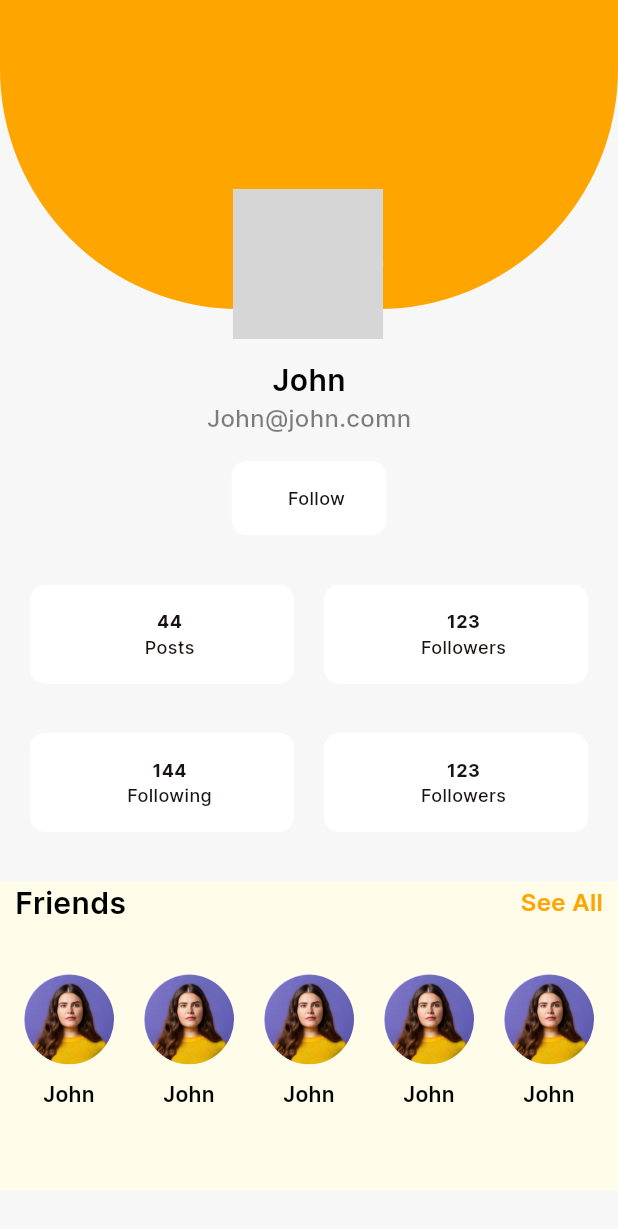
After one commit to Iamikr/ylive, a Flutter app: the FriendProfileScreen screen opened directly, on a phone screen of 412 x 824 dp. The commit adds this screen. Shown: the top 1229 px of the screen. Run offline on Flutter 3.47's test engine with Material 3 defaults, Android fonts, the phone set to English and light mode, and no system bars; our stand-ins replace cloud_firestore, firebase_auth, firebase_core, flutter_advanced_drawer, fluttertoast, get and 2 more; accounts and stored records are empty; network calls fail; grey boxes are pictures that could not be loaded.

Commit message:
friends profile

```diff
--- a/lib/screens/auth/login/component/Signin_from.dart
+++ b/lib/screens/auth/login/component/Signin_from.dart
@@ -22,10 +22,13 @@ class SignForm extends StatefulWidget {
 
 class _SignFormState extends State<SignForm> {
   final GlobalKey<FormState> _formKey = GlobalKey<FormState>();
-  late String email = "a@a.com";
-  late String password = "12345678";
+  // late String email = "";
+  // late String password = "12345678";
+  TextEditingController emailController = TextEditingController();
+  TextEditingController passwordController = TextEditingController();
+
   bool remember = false;
-  late bool _isLoading;
+    bool _isLoading = false;
   final List<String> errors = [];
   late Future<bool> _signInFuture;
 
@@ -34,7 +37,7 @@ class _SignFormState extends State<SignForm> {
 
   @override
   void initState() {
-    _isLoading = false;
+   // _isLoading = false;
     super.initState();
   }
 
@@ -131,13 +134,16 @@ class _SignFormState extends State<SignForm> {
             onTap: () {
               if (_formKey.currentState!.validate()) {
                 _formKey.currentState!.save();
+
+                setState(() {
+                  _isLoading = true;
+                });
                 _signInFuture = _signIn();
-                // setState(() {
-                //   _isLoading = true;
-                // });
+
               }
             },
             buttonText: 'Sign In',
+            isLoading: _isLoading
           ),
           SizedBox(
             height: Get.height * 0.02,
@@ -149,11 +155,12 @@ class _SignFormState extends State<SignForm> {
 
   CustomFormField buildPasswordFormField() {
     return CustomFormField(
+      controller: passwordController,
       isuffixIconPassword: true,
       hintText: 'Enter Password ',
       suffixIcon: Icon(Icons.visibility_off),
 
-      onFieldSubmitted: (newValue) => password = newValue!,
+      onFieldSubmitted: (newValue) => passwordController.text = newValue!,
       onChange: (value) {
         if (value.isNotEmpty) {
           removeError(error: kPassNullError);
@@ -177,10 +184,11 @@ class _SignFormState extends State<SignForm> {
 
   CustomFormField buildEmailFormField() {
     return CustomFormField(
+      controller: emailController,
       keyboardType: TextInputType.emailAddress,
       onFieldSubmitted: (newValue) {
         setState(() {
-          email = newValue;
+          emailController.text = newValue;
         });
 
 
@@ -208,6 +216,8 @@ class _SignFormState extends State<SignForm> {
   }
 
   Future<bool> _signIn() async {
+    String email = emailController.text;
+    String password = passwordController.text;
     final result = await authenticationService.signInWithEmail(email, password);
     setState(() {
       _isLoading = false;
--- a/lib/screens/auth/login/login_screen.dart
+++ b/lib/screens/auth/login/login_screen.dart
@@ -2,8 +2,10 @@
 
 
 import 'package:flutter/material.dart';
+import 'package:firebase_auth/firebase_auth.dart';
 
 import 'package:skincare/screens/auth/login/component/body.dart';
+import 'package:skincare/screens/dashboard/dashboard_screen.dart';
 
 
 
@@ -18,9 +20,15 @@ class LoginScreen extends StatefulWidget {
 }
 
 class _LoginScreenState extends State<LoginScreen> {
+  final FirebaseAuth _auth = FirebaseAuth.instance;
   bool isChecked = true; // Initial state
   @override
   Widget build(BuildContext context) {
+    User? user = _auth.currentUser;
+
+    // if (user!=null){
+    //   return Dashboard();
+    // }
     return SignInBody();
   }
 }
--- /dev/null
+++ b/lib/screens/friends/firend_profile.dart
@@ -0,0 +1,258 @@
+
+
+import 'package:firebase_auth/firebase_auth.dart';
+import 'package:flutter/material.dart';
+import 'package:get/get.dart';
+import 'package:skincare/screens/profile/profile_controller.dart';
+
+import '../../core/utils/colors.dart';
+import '../../core/utils/styles.dart';
+import '../auth/login/login_screen.dart';
+
+
+
+class FriendProfileScreen extends StatelessWidget {
+
+
+  const FriendProfileScreen({super.key});
+
+
+
+  @override
+  Widget build(BuildContext context) {
+     return   Scaffold(
+      backgroundColor: AppColors.backgroundColor,
+      body: ListView(
+
+        children: [
+
+
+
+          Stack(
+            clipBehavior: Clip.none,
+            children: [
+              Container(
+                height: Get.height * 0.25,
+                width: Get.width ,
+                decoration: const BoxDecoration(
+                    color: AppColors.primaryColor,
+
+                    borderRadius: BorderRadius.only(
+                      bottomLeft: Radius.circular(160),
+                      bottomRight: Radius.circular(160),
+                    )
+                ),
+              ),
+              Positioned(
+                bottom: -20,
+                right: Get.width * 0.38,
+                child: Center(
+                  child: CircleAvatar(
+                    radius: 50,
+                    backgroundImage:
+                    NetworkImage( 'https://cdn-icons-png.freepik.com/256/3135/3135715.png?semt=ais_hybrid'),
+                  ),
+                ),
+              ),
+            ],
+          ),
+          SizedBox(height: Get.height * 0.04,),
+
+          Center(child: Text(  'John', style: AppTextStyles.headlineSmall,)),
+          Center(
+            child: Text( 'John@john.comn' , style: AppTextStyles.headlineSmall.copyWith(
+                fontSize: 16,
+                fontWeight: FontWeight.w500,
+                color: AppColors.blackColor.withOpacity(0.5)
+            ),),
+          ),
+          SizedBox(height: Get.height * 0.02,),
+
+          Center(
+            child: Container(
+              height: Get.height * 0.06,
+              width: Get.width * 0.25,
+              padding: const EdgeInsets.only(left: 10),
+              decoration: BoxDecoration(
+                  color: AppColors.whiteColor,
+                  borderRadius: BorderRadius.circular(10)
+              ),
+              child: Row(
+                mainAxisAlignment: MainAxisAlignment.center,
+                children: [
+                  Text('Follow', style: AppTextStyles.title,),
+
+                ],
+              ),
+            ),
+          ),
+          SizedBox(height: Get.height * 0.04,),
+          Padding(
+            padding: const EdgeInsets.only(
+                left: 20,
+                right: 20
+            ),
+            child: Row(
+              children: [
+                Expanded(
+                  child: Container(
+                    height: Get.height * 0.08,
+                    padding: const EdgeInsets.only(left: 10),
+                    decoration: BoxDecoration(
+                        color: AppColors.whiteColor,
+                        borderRadius: BorderRadius.circular(10)
+                    ),
+                    child: Column(
+                      mainAxisAlignment: MainAxisAlignment.center,
+                      children: [
+                        Text('44', style: AppTextStyles.title.copyWith(
+                            fontWeight: FontWeight.bold
+                        ),),
+                         Text('Posts', style: AppTextStyles.title,)
+
+                      ],
+                    ),
+                  ),
+                ),
+                const SizedBox(width: 20,),
+                Expanded(
+                  child: Container(
+                    height: Get.height * 0.08,
+                    padding: const EdgeInsets.only(left: 10),
+                    decoration: BoxDecoration(
+                        color: AppColors.whiteColor,
+                        borderRadius: BorderRadius.circular(10)
+                    ),
+                    child:   Column(
+                      mainAxisAlignment: MainAxisAlignment.center,
+                      children: [
+                        Text('123', style: AppTextStyles.title.copyWith(
+                          fontWeight: FontWeight.bold
+                        ),),
+                        Text('Followers', style: AppTextStyles.title,)
+
+                      ],
+                    ),
+                  ),
+                ),
+              ],
+            ),
+          ),
+          SizedBox(height: Get.height * 0.04,),
+          Padding(
+            padding: const EdgeInsets.only(
+                left: 20,
+                right: 20
+            ),
+            child: Row(
+              children: [
+                Expanded(
+                  child: Container(
+                    height: Get.height * 0.08,
+                    padding: const EdgeInsets.only(left: 10),
+                    decoration: BoxDecoration(
+                        color: AppColors.whiteColor,
+                        borderRadius: BorderRadius.circular(10)
+                    ),
+                    child: Column(
+                      mainAxisAlignment: MainAxisAlignment.center,
+                      children: [
+                        Text('144', style: AppTextStyles.title.copyWith(
+                            fontWeight: FontWeight.bold
+                        ),),
+                        Text('Following', style: AppTextStyles.title,)
+
+                      ],
+                    ),
+                  ),
+                ),
+                const SizedBox(width: 20,),
+                Expanded(
+                  child: Container(
+                    height: Get.height * 0.08,
+                    padding: const EdgeInsets.only(left: 10),
+                    decoration: BoxDecoration(
+                        color: AppColors.whiteColor,
+                        borderRadius: BorderRadius.circular(10)
+                    ),
+                    child:   Column(
+                      mainAxisAlignment: MainAxisAlignment.center,
+                      children: [
+                        Text('123', style: AppTextStyles.title.copyWith(
+                            fontWeight: FontWeight.bold
+                        ),),
+                        Text('Followers', style: AppTextStyles.title,)
+
+                      ],
+                    ),
+                  ),
+                ),
+              ],
+            ),
+          ),
+          SizedBox(height: Get.height * 0.04,),
+
+          Container(
+            height: Get.height * 0.25,
+            color: const Color(0xffFFFCEA),
+            child: Column(
+              children: [
+                const Padding(
+                  padding: EdgeInsets.only(
+                      left: 10,
+                      right: 10
+                  ),
+                  child: Row(
+                    mainAxisAlignment: MainAxisAlignment.spaceBetween,
+                    children: [
+                      Text('Friends' , style: AppTextStyles.headlineSmall,),
+                      Text('See All' , style: AppTextStyles.primaryColorText,),
+
+                    ],
+                  ),
+                ),
+                SizedBox(height: Get.height * 0.04,),
+
+                SizedBox(
+                  height: Get.height * 0.15,
+
+                  child: ListView.builder(
+                      shrinkWrap: true,
+                      itemCount: 5,
+                      scrollDirection: Axis.horizontal,
+
+                      itemBuilder: (context, index){
+                        return Padding(
+                          padding: const EdgeInsets.only(
+                              left: 10,
+                              right: 10
+
+                          ),
+                          child: Column(
+                            children: [
+                              CircleAvatar(
+                                radius: 30,
+                                backgroundImage: AssetImage('assets/images/friend1.png'), // Replace this with your image
+                              ),
+                              SizedBox(height: 10,),
+                              Text('John' , style: AppTextStyles.headlineMedium,),
+
+                            ],
+                          ),
+                        );
+                      }),
+                ),
+              ],
+            ),
+          ),
+          SizedBox(height: Get.height * 0.04,),
+
+
+
+
+
+        ],
+      ),
+    );
+  }
+}
--- a/lib/screens/profile/profile_screen.dart
+++ b/lib/screens/profile/profile_screen.dart
@@ -8,6 +8,7 @@ import 'package:skincare/screens/profile/profile_controller.dart';
 import '../../core/utils/colors.dart';
 import '../../core/utils/styles.dart';
 import '../auth/login/login_screen.dart';
+import '../friends/firend_profile.dart';
 
 
 
@@ -51,7 +52,7 @@ class ProfileScreen extends StatelessWidget {
                 child: Center(
                   child: CircleAvatar(
                     radius: 50,
-                    backgroundImage: NetworkImage(user?.photoURL ?? ''),
+                    backgroundImage: NetworkImage(user?.photoURL ?? 'https://cdn-icons-png.freepik.com/256/3135/3135715.png?semt=ais_hybrid'),
                   ),
                 ),
               ),
@@ -59,9 +60,9 @@ class ProfileScreen extends StatelessWidget {
           ),
           SizedBox(height: Get.height * 0.04,),
 
-           Center(child: Text(user?.displayName! ?? '', style: AppTextStyles.headlineSmall,)),
+           Center(child: Text(user?.displayName ?? 'Name', style: AppTextStyles.headlineSmall,)),
           Center(
-            child: Text(user?.email! ?? '' , style: AppTextStyles.headlineSmall.copyWith(
+            child: Text(user?.email ?? 'Emails' , style: AppTextStyles.headlineSmall.copyWith(
                 fontSize: 16,
                 fontWeight: FontWeight.w500,
                 color: AppColors.blackColor.withOpacity(0.5)
@@ -151,7 +152,11 @@ class ProfileScreen extends StatelessWidget {
                       scrollDirection: Axis.horizontal,
 
                       itemBuilder: (context, index){
-                        return Padding(
+                        return GestureDetector(
+                          onTap: (){
+                            Get.to(const FriendProfileScreen());
+                          },
+                          child: Padding(
                             padding: const EdgeInsets.only(
                                 left: 10,
                                 right: 10
@@ -167,6 +172,7 @@ class ProfileScreen extends StatelessWidget {
                                   Text(controller.friendsNames[index] , style: AppTextStyles.headlineMedium,),
 
                               ],
+                            ),
                           ),
                         );
                       }),
--- a/pubspec.yaml
+++ b/pubspec.yaml
@@ -35,8 +35,6 @@ dependencies:
   # The following adds the Cupertino Icons font to your application.
   # Use with the CupertinoIcons class for iOS style icons.
   cupertino_icons: ^1.0.2
-  google_ml_kit: ^0.16.3
-  google_mlkit_face_detection:  ^0.9.0
   firebase_auth:  ^4.15.0
   google_sign_in: ^5.2.1
   flutter_svg: ^2.0.9
```
Also changed, not shown: pubspec.lock. Lines whose indentation alone changed are shown as unchanged.
